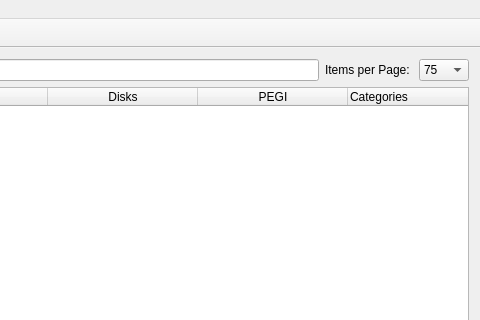
Above: ui/mainwindow.ui from almdudler777/pydvdorganizer before the change; both pictures show x 468 to 948 and y 0 to 320 of the 948 by 497 pixel window. Below: the same form after it.
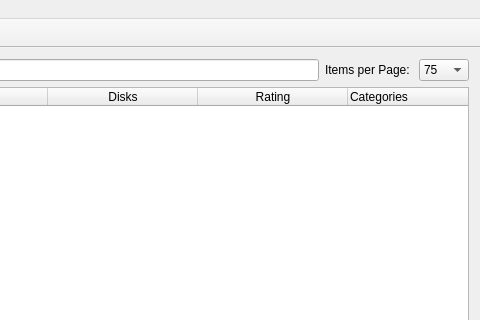
That is the form after the change. Icons and pictures are not drawn.

The edit to the form file:
```diff
--- a/ui/mainwindow.ui
+++ b/ui/mainwindow.ui
@@ -221,7 +221,7 @@
        </column>
        <column>
         <property name="text">
-         <string>PEGI</string>
+         <string>Rating</string>
         </property>
         <property name="textAlignment">
          <set>AlignCenter</set>
```
